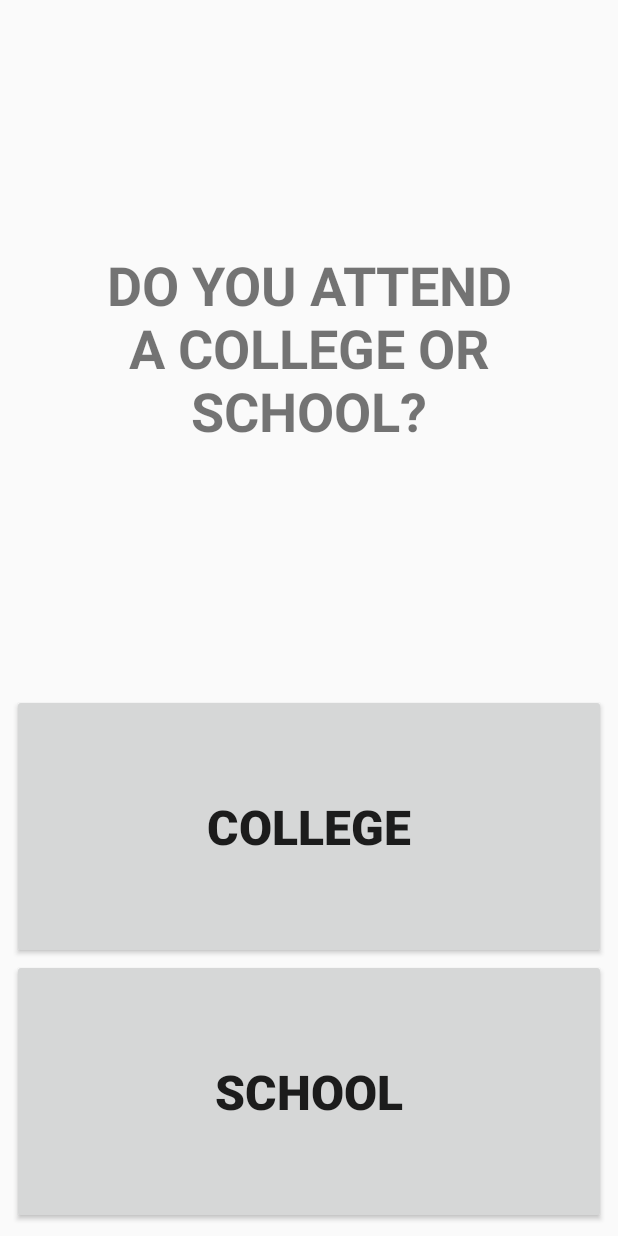
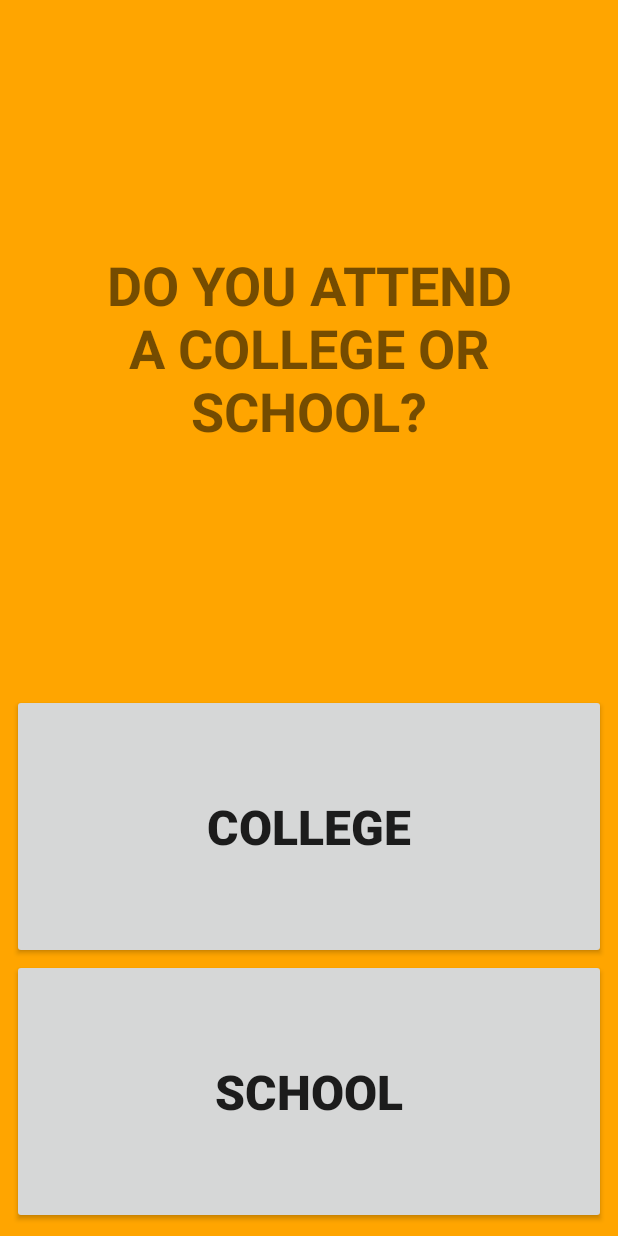
Before and after one commit to smjmoloney/LearningProject, an Android app: the screen it shows after launch (UserCreationActivity), after a tap on "STUDENT", on a phone screen of 412 x 824 dp. Run offline under Robolectric (Android 15) with nearby library versions, the phone set to English and light mode, and no system bars.

Commit message:
Updates to creation process

```diff
--- a/app/src/main/java/fleacircus/com/learningproject/UserCreationHelper.java
+++ b/app/src/main/java/fleacircus/com/learningproject/Helpers/UserCreationHelper.java
@@ -1,8 +1,9 @@
-package fleacircus.com.learningproject;
+package fleacircus.com.learningproject.Helpers;
 
 import android.content.Context;
 import android.graphics.Typeface;
 import android.view.Gravity;
+import android.view.View;
 import android.widget.Button;
 import android.widget.EditText;
 import android.widget.LinearLayout;
@@ -17,7 +18,7 @@ public class UserCreationHelper {
         textView.setText(text);
     }
 
-    public static Button createAnswerButton(Context context, int text) {
+    public static Button createAnswerButton(Context context, int text, View.OnClickListener onClickListener) {
         Button button = new Button(context);
         button.setLayoutParams(new LinearLayout.LayoutParams(LinearLayout.LayoutParams.MATCH_PARENT,
                 LinearLayout.LayoutParams.WRAP_CONTENT));
@@ -26,6 +27,7 @@ public class UserCreationHelper {
         button.setTextSize(32);
         button.setTypeface(button.getTypeface(), Typeface.BOLD);
         button.setPadding(0, 100, 0, 100);
+        button.setOnClickListener(onClickListener);
 
         return button;
     }
--- a/app/src/main/java/fleacircus/com/learningproject/UserCreation/User.java
+++ b/app/src/main/java/fleacircus/com/learningproject/UserCreation/User.java
@@ -1,16 +1,20 @@
 package fleacircus.com.learningproject.UserCreation;
 
-public class User {
-    private String collegeSchool, location, courseYear, teacherStudent;
+class User {
+    private static final User ourInstance = new User();
+
+    private String teacherStudent, collegeSchool, collegeSchoolLocation, course;
     private String username, password;
 
-    User() {
-
+    static User getInstance() {
+        return ourInstance;
     }
 
-    public User(String collegeSchool, String location, String courseYear, String teacherStudent) {
-        this.collegeSchool = collegeSchool;
-        this.courseYear = courseYear;
+    public String getTeacherStudent() {
+        return teacherStudent;
+    }
+
+    public void setTeacherStudent(String teacherStudent) {
         this.teacherStudent = teacherStudent;
     }
 
@@ -22,28 +26,20 @@ public class User {
         this.collegeSchool = collegeSchool;
     }
 
-    public String getLocation() {
-        return location;
+    public String getCollegeSchoolLocation() {
+        return collegeSchoolLocation;
     }
 
-    public void setLocation(String location) {
-        this.location = location;
+    public void setCollegeSchoolLocation(String collegeSchoolLocation) {
+        this.collegeSchoolLocation = collegeSchoolLocation;
     }
 
-    public String getCourseYear() {
-        return courseYear;
+    public String getCourse() {
+        return course;
     }
 
-    public void setCourseYear(String courseYear) {
-        this.courseYear = courseYear;
-    }
-
-    public String getTeacherStudent() {
-        return teacherStudent;
-    }
-
-    public void setTeacherStudent(String teacherStudent) {
-        this.teacherStudent = teacherStudent;
+    public void setCourse(String course) {
+        this.course = course;
     }
 
     public String getUsername() {
--- a/app/src/main/java/fleacircus/com/learningproject/UserCreation/UserCreationActivity.java
+++ b/app/src/main/java/fleacircus/com/learningproject/UserCreation/UserCreationActivity.java
@@ -16,10 +16,6 @@ public class UserCreationActivity extends AppCompatActivity {
      * The {@link ViewPager} that will host the section contents.
      */
     ViewPager viewPager;
-    /**
-     *
-     */
-    User user = new User();
 
     int currentPage = 0;
 
@@ -29,7 +25,7 @@ public class UserCreationActivity extends AppCompatActivity {
         setContentView(R.layout.activity_user_creation);
 
         viewPager = findViewById(R.id.container);
-        viewPager.setAdapter(new SectionsPagerAdapter(getSupportFragmentManager()));
+        viewPager.setAdapter(new SectionsPagerAdapter(getSupportFragmentManager(), 4));
 
         userCreationOnboarding();
     }
@@ -45,7 +41,8 @@ public class UserCreationActivity extends AppCompatActivity {
         final int[] colourList = new int[]{
                 ContextCompat.getColor(this, R.color.cyan),
                 ContextCompat.getColor(this, R.color.orange),
-                ContextCompat.getColor(this, R.color.green)
+                ContextCompat.getColor(this, R.color.green),
+                ContextCompat.getColor(this, R.color.white)
         };
 
         viewPager.setCurrentItem(currentPage);
@@ -58,14 +55,14 @@ public class UserCreationActivity extends AppCompatActivity {
                         colourList[position],
                         colourList[position == 2 ? position : position + 1]);
 
-//                viewPager.setBackgroundColor(colorUpdate);
+                viewPager.setBackgroundColor(colorUpdate);
                 viewPager.setCurrentItem(currentPage, true);
             }
 
             @Override
             public void onPageSelected(int position) {
                 currentPage = position;
-//                viewPager.setBackgroundColor(colourList[position]);
+                viewPager.setBackgroundColor(colourList[position]);
             }
 
             @Override
@@ -80,9 +77,11 @@ public class UserCreationActivity extends AppCompatActivity {
      * one of the sections/tabs/pages.
      */
     public class SectionsPagerAdapter extends FragmentPagerAdapter {
+        int count;
 
-        SectionsPagerAdapter(FragmentManager fm) {
+        SectionsPagerAdapter(FragmentManager fm, int count) {
             super(fm);
+            this.count = count;
         }
 
         @Override
@@ -94,8 +93,7 @@ public class UserCreationActivity extends AppCompatActivity {
 
         @Override
         public int getCount() {
-            // Show 3 total pages.
-            return 3;
+            return count;
         }
     }
 }
--- a/app/src/main/java/fleacircus/com/learningproject/UserCreation/UserCreationFragment.java
+++ b/app/src/main/java/fleacircus/com/learningproject/UserCreation/UserCreationFragment.java
@@ -2,19 +2,17 @@ package fleacircus.com.learningproject.UserCreation;
 
 import android.os.Bundle;
 import android.support.annotation.NonNull;
-import android.support.constraint.ConstraintLayout;
 import android.support.v4.app.Fragment;
-import android.util.Log;
+import android.support.v4.app.FragmentTransaction;
 import android.view.LayoutInflater;
 import android.view.View;
 import android.view.ViewGroup;
-import android.widget.Button;
 import android.widget.EditText;
 import android.widget.LinearLayout;
 import android.widget.TextView;
 
+import fleacircus.com.learningproject.Helpers.UserCreationHelper;
 import fleacircus.com.learningproject.R;
-import fleacircus.com.learningproject.UserCreationHelper;
 
 /**
  * A placeholder fragment containing a simple view.
@@ -44,20 +42,25 @@ public class UserCreationFragment extends Fragment {
     }
 
     @Override
-    public View onCreateView(@NonNull LayoutInflater inflater, ViewGroup container,
-                             Bundle savedInstanceState) {
+    public View onCreateView(@NonNull LayoutInflater inflater, ViewGroup container, Bundle savedInstanceState) {
+        super.onCreate(savedInstanceState);
+
         userCreationActivity = (UserCreationActivity) getActivity();
 
         View rootView = inflater.inflate(R.layout.fragment_user_creation, container, false);
+        processFragments(rootView);
 
+        return rootView;
+    }
+
+    private void processFragments(View rootView) {
         TextView questionView = rootView.findViewById(R.id.question_view);
-        ConstraintLayout constraintLayout = rootView.findViewById(R.id.constraintLayout);
         LinearLayout linearLayout = rootView.findViewById(R.id.linear_layout);
 
         if (getArguments() != null) {
             switch (getArguments().getInt(ARG_SECTION_NUMBER)) {
                 case 1:
-                    teacherStudentSection(questionView, linearLayout);
+                    teacherStudentFragment(questionView, linearLayout);
                     break;
                 case 2:
                     collegeSchoolFragment(questionView, linearLayout);
@@ -65,86 +68,139 @@ public class UserCreationFragment extends Fragment {
                 case 3:
                     whichFragment(questionView, linearLayout);
                     break;
+                case 4:
+                    courseFragment(questionView, linearLayout);
+                    break;
+            }
         }
     }
 
-        return rootView;
-    }
-
-    private void teacherStudentSection(TextView questionView, LinearLayout linearLayout) {
+    private void teacherStudentFragment(TextView questionView, LinearLayout linearLayout) {
         UserCreationHelper.updateQuestionText(questionView, R.string.student_teacher_question);
 
-        Button answerA = UserCreationHelper.createAnswerButton(getActivity(), R.string.student_teacher_answer_a);
-        answerA.setOnClickListener(new View.OnClickListener() {
+        linearLayout.addView(
+                UserCreationHelper.createAnswerButton(
+                        getActivity(),
+                        R.string.student_teacher_answer_a,
+                        new View.OnClickListener() {
                             @Override
                             public void onClick(View v) {
-                userCreationActivity.user.setTeacherStudent(getString(R.string.student_teacher_answer_a));
-                userCreationActivity.currentPage += 1;
-                userCreationActivity.viewPager.setCurrentItem(userCreationActivity.currentPage, true);
+                                User.getInstance().setTeacherStudent(getString(R.string.student_teacher_answer_a));
+                                progressToNextFragment();
                             }
-        });
+                        }
+                )
+        );
 
-        Button answerB = UserCreationHelper.createAnswerButton(getActivity(), R.string.student_teacher_answer_b);
-        answerB.setOnClickListener(new View.OnClickListener() {
+        linearLayout.addView(
+                UserCreationHelper.createAnswerButton(
+                        getActivity(),
+                        R.string.student_teacher_answer_b,
+                        new View.OnClickListener() {
                             @Override
                             public void onClick(View v) {
-                userCreationActivity.user.setTeacherStudent(getString(R.string.student_teacher_answer_b));
-                userCreationActivity.currentPage += 1;
-                userCreationActivity.viewPager.setCurrentItem(userCreationActivity.currentPage, true);
+                                User.getInstance().setTeacherStudent(getString(R.string.student_teacher_answer_b));
+                                progressToNextFragment();
                             }
-        });
-
-        linearLayout.addView(answerA);
-        linearLayout.addView(answerB);
+                        }
+                )
+        );
     }
 
     private void collegeSchoolFragment(TextView questionView, LinearLayout linearLayout) {
         UserCreationHelper.updateQuestionText(questionView, R.string.college_school_question);
 
-        Button answerA = UserCreationHelper.createAnswerButton(getActivity(), R.string.college_school_answer_a);
-        answerA.setOnClickListener(new View.OnClickListener() {
+        linearLayout.addView(
+                UserCreationHelper.createAnswerButton(
+                        getActivity(),
+                        R.string.college_school_answer_a,
+                        new View.OnClickListener() {
                             @Override
                             public void onClick(View v) {
-                userCreationActivity.user.setTeacherStudent(getString(R.string.college_school_answer_a));
-                userCreationActivity.currentPage += 1;
-                userCreationActivity.viewPager.setCurrentItem(userCreationActivity.currentPage, true);
+                                User.getInstance().setCollegeSchool(getString(R.string.college_school_answer_a));
+                                progressToNextFragment();
                             }
-        });
+                        }
+                )
+        );
 
-        Button answerB = UserCreationHelper.createAnswerButton(getActivity(), R.string.college_school_answer_b);
-        answerB.setOnClickListener(new View.OnClickListener() {
+        linearLayout.addView(
+                UserCreationHelper.createAnswerButton(
+                        getActivity(),
+                        R.string.college_school_answer_b,
+                        new View.OnClickListener() {
                             @Override
                             public void onClick(View v) {
-                userCreationActivity.user.setCollegeSchool(getString(R.string.college_school_answer_b));
-                userCreationActivity.currentPage += 1;
-                userCreationActivity.viewPager.setCurrentItem(userCreationActivity.currentPage, true);
+                                User.getInstance().setCollegeSchool(getString(R.string.college_school_answer_b));
+                                progressToNextFragment();
                             }
-        });
-
-        linearLayout.addView(answerA);
-        linearLayout.addView(answerB);
+                        }
+                )
+        );
     }
 
     private void whichFragment(TextView questionView, LinearLayout linearLayout) {
-        String temp = getString(R.string.which_question, userCreationActivity.user.getCollegeSchool());
+        String temp = getString(R.string.which_question, User.getInstance().getCollegeSchool());
         UserCreationHelper.updateQuestionText(questionView, temp);
 
-        final EditText editText = UserCreationHelper.createAnswerEditText(getActivity(), temp);
+        final EditText editText = UserCreationHelper.createAnswerEditText(getActivity(),
+                getString(R.string.which_placeholder, User.getInstance().getCollegeSchool()));
 
-        Button button = UserCreationHelper.createAnswerButton(getActivity(), R.string.continue_button);
-        button.setOnClickListener(new View.OnClickListener() {
+        linearLayout.addView(editText);
+        linearLayout.addView(
+                UserCreationHelper.createAnswerButton(
+                        getActivity(),
+                        R.string.continue_button,
+                        new View.OnClickListener() {
                             @Override
                             public void onClick(View v) {
-                userCreationActivity.user.setLocation(editText.getText().toString());
-                userCreationActivity.currentPage += 1;
-                userCreationActivity.viewPager.setCurrentItem(userCreationActivity.currentPage, true);
+                                User.getInstance().setCollegeSchoolLocation(editText.getText().toString());
+                                progressToNextFragment();
+                            }
+                        }
+                )
+        );
+    }
 
-//                Log.i("USER", userCreationActivity.user.getTeacherStudent());
-//                Log.i("USER", userCreationActivity.user.getCollegeSchool());
-            }
-        });
+    private void courseFragment(TextView questionView, LinearLayout linearLayout) {
+        String temp = getString(R.string.which_course_question);
+        UserCreationHelper.updateQuestionText(questionView, temp);
+
+        final EditText editText = UserCreationHelper.createAnswerEditText(getActivity(),
+                getString(R.string.which_course_placeholder));
 
         linearLayout.addView(editText);
-        linearLayout.addView(button);
+        linearLayout.addView(
+                UserCreationHelper.createAnswerButton(
+                        getActivity(),
+                        R.string.continue_button,
+                        new View.OnClickListener() {
+                            @Override
+                            public void onClick(View v) {
+                                User.getInstance().setCollegeSchoolLocation(editText.getText().toString());
+                                progressToNextFragment();
                             }
                         }
+                )
+        );
+    }
+
+    private void progressToNextFragment() {
+        if (getArguments() == null)
+            return;
+
+        int temp = getArguments().getInt(ARG_SECTION_NUMBER);
+        userCreationActivity.viewPager.setCurrentItem(temp, true);
+        userCreationActivity.currentPage = temp;
+
+        updateFragment();
+    }
+
+    public void updateFragment() {
+        Fragment currentFragment = getActivity().getSupportFragmentManager().findFragmentById(R.id.container);
+        FragmentTransaction fragmentTransaction = getFragmentManager().beginTransaction();
+        fragmentTransaction.detach(currentFragment);
+        fragmentTransaction.attach(currentFragment);
+        fragmentTransaction.commit();
+    }
+}
--- a/app/src/main/res/values/strings.xml
+++ b/app/src/main/res/values/strings.xml
@@ -28,7 +28,8 @@
     <string name="college_school_answer_b">SCHOOL</string>
 
     <string name="which_question">WHICH %1$s DO YOU ATTEND?</string>
-    <string name="which_placeholder_location">%1$S NAME</string>
+    <string name="which_placeholder">%1$S NAME</string>
 
-
+    <string name="which_course_question">WHICH COURSE DO YOU ATTEND?</string>
+    <string name="which_course_placeholder">COURSE NAME</string>
 </resources>
```
Also changed, not shown: app/src/main/java/fleacircus/com/learningproject/Utils/CustomDebugUtils.java (added, +19 -0 lines), app/src/main/java/fleacircus/com/learningproject/Utils/JsonUtils.java (added, +13 -0 lines), app/src/main/res/menu/menu_main.xml (added, +10 -0 lines). Lines whose indentation alone changed are shown as unchanged.
